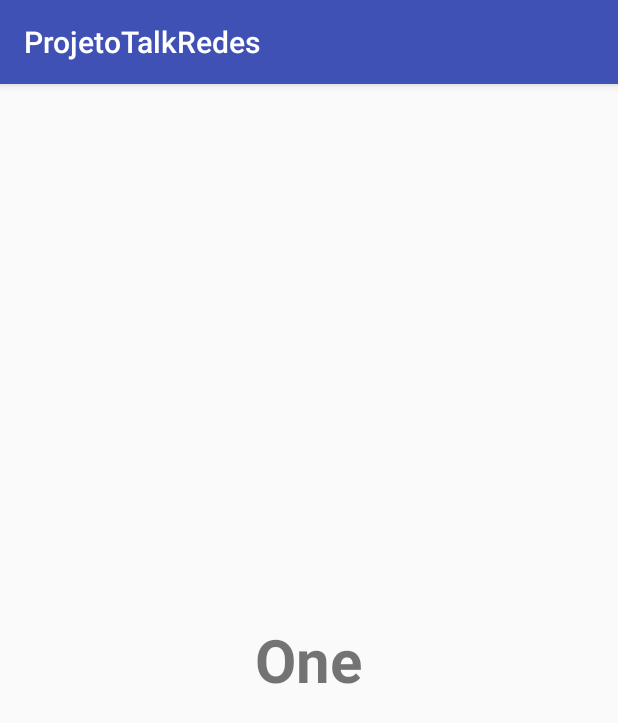
After one commit to Liellison/ProjetoTalkRedes, an Android app: the fragment OneFragment shown on its own in the app's theme, on a phone screen of 412 x 824 dp. The commit adds this screen. Shown: the top 723 px of the screen. Run offline under Robolectric (Android 15) with nearby library versions, the phone set to English and light mode, and no system bars.

Commit message:
Versao 0.0.2 Criacao do fragment

```diff
--- a/app/build.gradle
+++ b/app/build.gradle
@@ -2,7 +2,7 @@ apply plugin: 'com.android.application'
 
 android {
     compileSdkVersion 23
-    buildToolsVersion "24.0.0"
+    buildToolsVersion "23.0.0"
 
     defaultConfig {
         applicationId "com.liellison.projetotalkredes"
@@ -24,6 +24,6 @@ dependencies {
     testCompile 'junit:junit:4.12'
     compile 'com.android.support:appcompat-v7:23.4.0'
     compile 'com.android.support.constraint:constraint-layout:1.0.0-alpha1'
-    compile 'com.android.support:design:24.2.1'
-    compile 'com.android.support:support-v4:24.2.1'
+    compile 'com.android.support:design:23.2.1'
+    compile 'com.android.support:support-v4:23.2.1'
 }
--- /dev/null
+++ b/app/src/main/java/com/liellison/projetotalkredes/OneFragment.java
@@ -0,0 +1,26 @@
+package com.liellison.projetotalkredes;
+
+import android.annotation.TargetApi;
+import android.app.Fragment;
+import android.os.Build;
+import android.os.Bundle;
+import android.view.LayoutInflater;
+import android.view.View;
+import android.view.ViewGroup;
+
+/**
+ * Created by liellison on 20/09/16.
+ */
+
+@TargetApi(Build.VERSION_CODES.HONEYCOMB)
+public class OneFragment extends Fragment {
+    public OneFragment(){}
+    @Override
+    public void onCreate(Bundle savedInstanceState){
+        super.onCreate(savedInstanceState);
+    }
+    @Override
+    public View onCreateView(LayoutInflater inflater, ViewGroup container, Bundle savedInstanceState){
+        return inflater.inflate(R.layout.fragment_one, container, false);
+    }
+}
--- /dev/null
+++ b/app/src/main/res/layout/fragment_one.xml
@@ -0,0 +1,14 @@
+<?xml version="1.0" encoding="utf-8"?>
+<RelativeLayout xmlns:android="http://schemas.android.com/apk/res/android"
+    android:orientation="vertical" android:layout_width="match_parent"
+    android:layout_height="match_parent">
+
+    <TextView
+        android:layout_width="wrap_content"
+        android:layout_height="wrap_content"
+        android:text="@string/one"
+        android:textSize="40dp"
+        android:textStyle="bold"
+        android:layout_centerInParent="true"/>
+
+</RelativeLayout>
--- a/app/src/main/res/values/strings.xml
+++ b/app/src/main/res/values/strings.xml
@@ -6,4 +6,5 @@
     <string name="tcpTab">TCP</string>
     <string name="naoTab">Nao clique</string>
     <string name="nada">Ops.. Voce nao devia estar aqui</string>
+    <string name="one">One</string>
 </resources>
```
